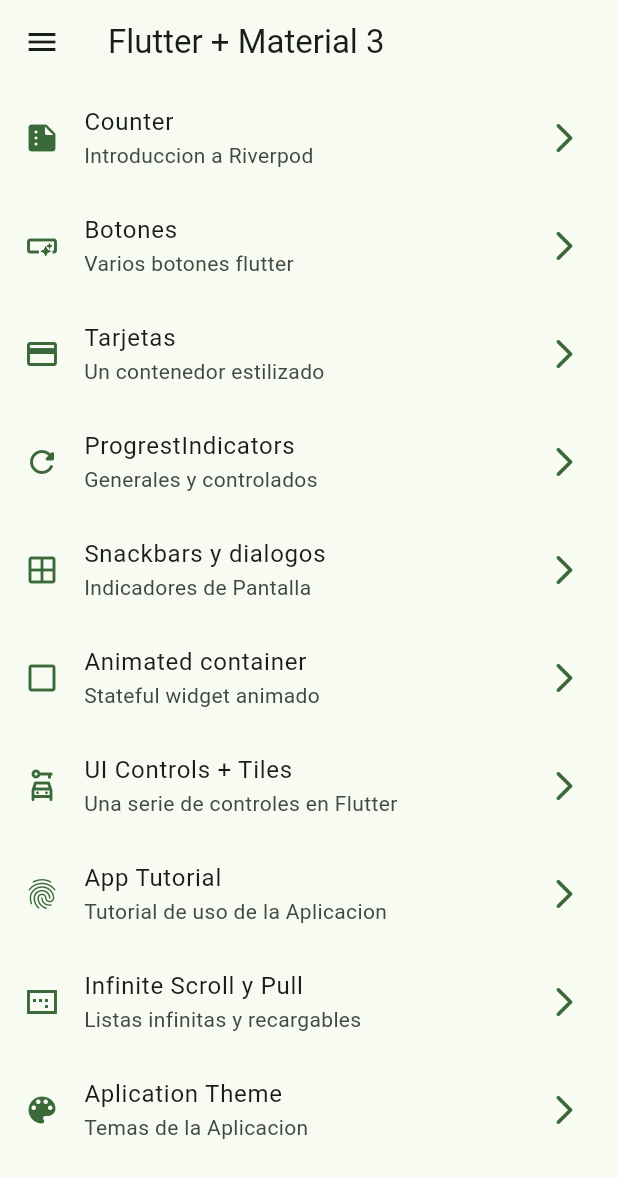
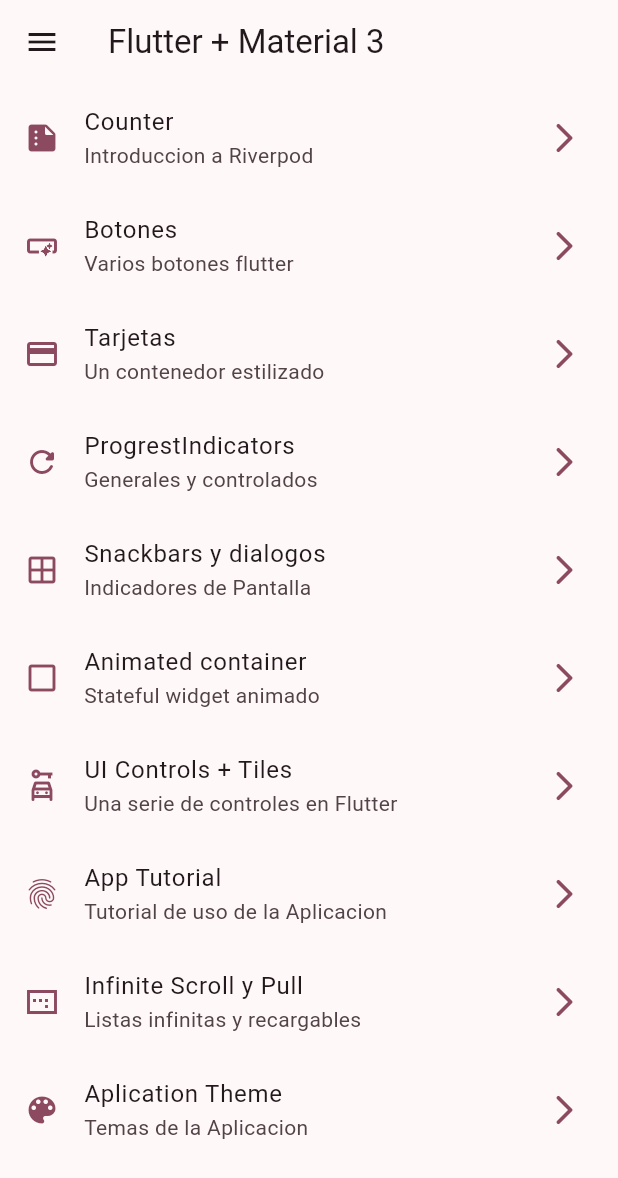
Before and after one commit to Williamparededl1/widgets_app, a Flutter app: the screen it shows after launch, on a phone screen of 412 x 824 dp. Shown: the top 1178 px of the screen. Run offline on Flutter 3.47's test engine with Material 3 defaults, Android fonts, the phone set to English and light mode, and no system bars; our stand-ins replace animate_do, flutter_riverpod, go_router.

Commit message:
riverpod en el main y cambios en el theme

```diff
--- a/lib/config/theme/app_theme.dart
+++ b/lib/config/theme/app_theme.dart
@@ -13,8 +13,9 @@ const List<Color> colorList = [
 
 class AppTheme {
   final int selecterColor;
+  final bool isDarkMode;
 
-  AppTheme({this.selecterColor = 0})
+  AppTheme({this.selecterColor = 0, this.isDarkMode = false})
       : assert(
             selecterColor >= 0, 'selecterColor color tiene que ser mayor a 0'),
         assert(selecterColor < colorList.length,
@@ -22,6 +23,7 @@ class AppTheme {
 
   ThemeData getTheme() => ThemeData(
       useMaterial3: true,
+      brightness: isDarkMode ? Brightness.dark : Brightness.light,
       colorSchemeSeed: colorList[selecterColor],
       appBarTheme: const AppBarTheme(centerTitle: false));
 }
--- a/lib/main.dart
+++ b/lib/main.dart
@@ -2,21 +2,26 @@ import 'package:flutter/material.dart';
 import 'package:flutter_riverpod/flutter_riverpod.dart';
 import 'package:widgets_app/config/router/app_router.dart';
 import 'package:widgets_app/config/theme/app_theme.dart';
+import 'package:widgets_app/presentation/providers/theme_provider.dart';
 
 void main() {
   runApp(const ProviderScope(child: MainApp()));
 }
 
-class MainApp extends StatelessWidget {
+class MainApp extends ConsumerWidget {
   const MainApp({super.key});
 
   @override
-  Widget build(BuildContext context) {
+  Widget build(BuildContext context, WidgetRef ref) {
+    final int selectercolor = ref.watch(selecterColorProvider);
+    final bool isDarkMode = ref.watch(themeProvider);
+
     return MaterialApp.router(
       title: 'Flutter Widgest',
       routerConfig: appRouter,
       debugShowCheckedModeBanner: false,
-      theme: AppTheme(selecterColor: 6).getTheme(),
+      theme: AppTheme(selecterColor: selectercolor, isDarkMode: isDarkMode)
+          .getTheme(),
     );
   }
 }
--- a/lib/presentation/providers/theme_provider.dart
+++ b/lib/presentation/providers/theme_provider.dart
@@ -1,8 +1,10 @@
 import 'package:flutter_riverpod/flutter_riverpod.dart';
 import 'package:widgets_app/config/theme/app_theme.dart';
 
-final themeProvider = StateProvider((ref) => true);
+final themeProvider = StateProvider((ref) => false);
 
 //Listados de colores prederterminados
 
 final colorListProvider = Provider((ref) => colorList);
+
+final selecterColorProvider = StateProvider((ref) => 0);
--- a/lib/presentation/screens/theme/theme_screen.dart
+++ b/lib/presentation/screens/theme/theme_screen.dart
@@ -34,6 +34,7 @@ class _ThemeChangerView extends ConsumerWidget {
   @override
   Widget build(BuildContext context, WidgetRef ref) {
     final List<Color> colors = ref.watch(colorListProvider);
+    final int selectedcolor = ref.watch(selecterColorProvider);
     return ListView.builder(
       itemCount: colors.length,
       itemBuilder: (context, index) {
@@ -47,9 +48,10 @@ class _ThemeChangerView extends ConsumerWidget {
           subtitle: Text('${color.value}'),
           activeColor: color,
           value: index,
-          groupValue: 4,
+          groupValue: selectedcolor,
           onChanged: (value) {
-            //TODO notifivar el cambio
+            //TODO notifivar el
+            ref.read(selecterColorProvider.notifier).state = index;
           },
         );
       },
```
